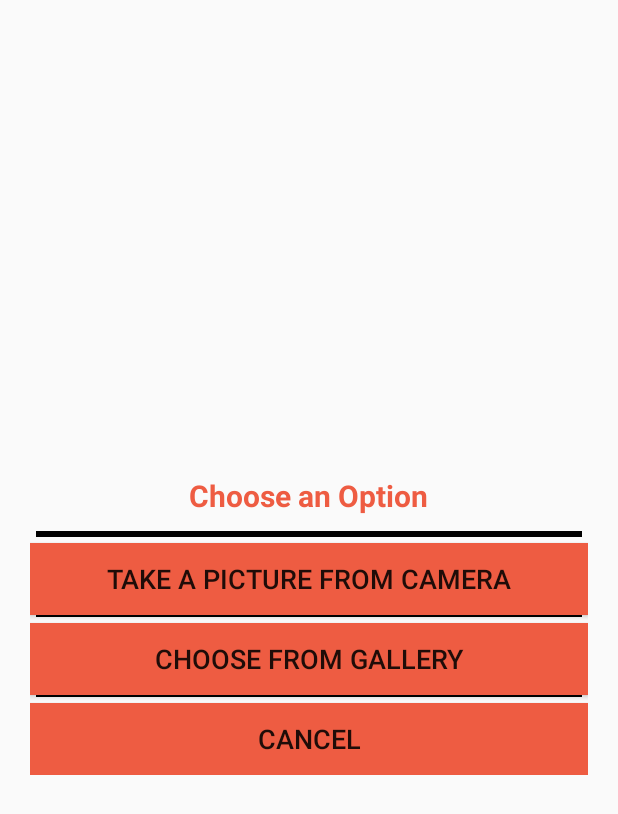
After one commit to mubashirbashir/campusbuzzlive, an Android app: the layout camera_dialog_layout.xml on its own in the app's theme, with its tools: preview values and no code run, on a phone screen of 412 x 824 dp. The commit adds this screen. Shown: the top 814 px of the screen. Run offline under Robolectric (Android 15) with nearby library versions, the phone set to English and light mode, and no system bars.

Commit message:
camera and gallery dialog opens when clicking on image view on profile settings.

```diff
--- /dev/null
+++ b/app/src/main/res/layout/camera_dialog_layout.xml
@@ -0,0 +1,159 @@
+<?xml version="1.0" encoding="utf-8"?>
+
+<LinearLayout xmlns:android="http://schemas.android.com/apk/res/android"
+
+    android:layout_width="match_parent"
+
+    android:layout_height="wrap_content"
+
+    android:layout_gravity="center"
+
+    android:layout_marginLeft="20dp"
+
+    android:layout_marginRight="20dp"
+
+
+    android:orientation="vertical" >
+
+
+    <TextView
+
+        android:layout_width="wrap_content"
+
+        android:layout_height="wrap_content"
+
+        android:layout_gravity="center"
+
+        android:background="@null"
+
+        android:padding="10dp"
+
+        android:text="Choose an Option"
+
+        android:textColor="@color/buzzcolor"
+
+        android:textSize="20sp"
+        android:textStyle="bold" />
+
+
+
+    <View
+
+        android:layout_width="fill_parent"
+
+        android:layout_height="4dp"
+
+        android:layout_marginLeft="4dp"
+
+        android:background="#000000"
+
+        android:layout_marginRight="4dp" />
+
+
+    <Button
+
+        android:id="@+id/cameradialogbtn"
+
+        android:layout_width="fill_parent"
+
+        android:layout_height="wrap_content"
+
+        android:layout_gravity="center"
+
+        android:layout_marginTop="4dp"
+
+        android:layout_weight=".3"
+
+        android:background="@color/buzzcolor"
+
+        android:padding="5dp"
+
+        android:text="Take a picture from camera"
+
+        android:textSize="18sp">
+
+    </Button>
+
+
+
+    <View
+
+        android:layout_width="fill_parent"
+
+        android:layout_height="1dp"
+
+        android:layout_marginLeft="4dp"
+
+        android:background="#000000"
+
+        android:layout_marginRight="4dp"
+
+        />
+
+
+    <Button
+
+        android:id="@+id/gallerydialogbtn"
+
+        android:layout_width="fill_parent"
+
+        android:layout_height="wrap_content"
+
+        android:layout_gravity="center"
+
+        android:layout_marginTop="4dp"
+
+        android:layout_weight=".3"
+
+        android:background="@color/buzzcolor"
+
+        android:padding="5dp"
+
+        android:text="Choose from gallery"
+
+        android:textSize="18sp">
+
+    </Button>
+
+
+
+    <View
+
+        android:layout_width="fill_parent"
+
+        android:layout_height="1dp"
+
+        android:background="#000000"
+
+        android:layout_marginLeft="4dp"
+
+        android:layout_marginRight="4dp" />
+
+
+    <Button
+
+        android:id="@+id/canceldialogbtn"
+
+        android:layout_width="fill_parent"
+
+        android:layout_height="wrap_content"
+
+        android:layout_gravity="center"
+
+        android:layout_marginTop="4dp"
+
+        android:layout_weight=".3"
+
+        android:background="@color/buzzcolor"
+
+        android:padding="5dp"
+
+        android:text="Cancel"
+
+        android:textSize="18sp">
+
+    </Button>
+
+
+
+</LinearLayout>
```
Also changed, not shown: app/src/main/java/com/campusbuzzlive/campusbuzzlive/ProfileFragClass.java (+286 -6 lines), app/src/main/res/layout/profile_frag_layout.xml (+1 -9 lines), 3 other files.
